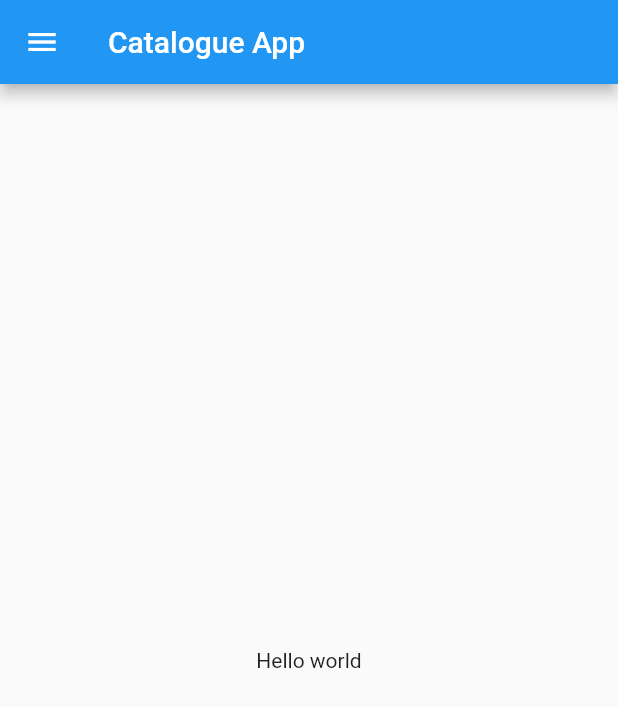
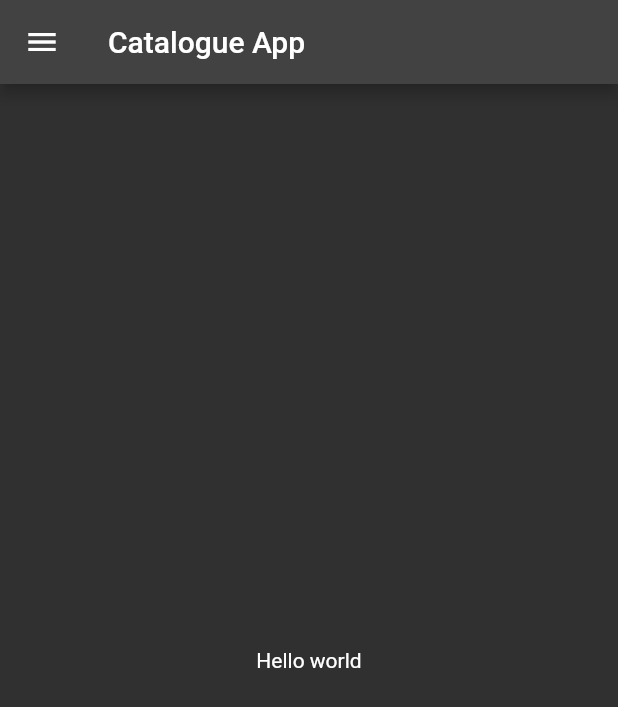
Before and after one commit to theadityaagnihotri/learning_flutter, a Flutter app: the screen it shows after launch, on a phone screen of 412 x 824 dp. Shown: the top 707 px of the screen. Run offline on Flutter 3.47's test engine with Material 2 defaults, Android fonts, the phone set to English and light mode, and no system bars.

Commit message:
day 3 completed

```diff
--- a/lib/main.dart
+++ b/lib/main.dart
@@ -1,5 +1,6 @@
 import 'package:flutter/material.dart';
-import 'package:flutter_catalogue/home_page.dart';
+import 'package:flutter_catalogue/pages/home_page.dart';
+import 'package:flutter_catalogue/pages/login.dart';
 
 void main() {
   // ignore: prefer_const_constructors
@@ -12,7 +13,19 @@ class MyApp extends StatelessWidget {
   @override
   Widget build(BuildContext context) {
     return MaterialApp(
-      home: HomePage(),
+      themeMode: ThemeMode.dark,
+      theme: ThemeData(
+        primarySwatch: Colors.red,
+      ),
+      darkTheme: ThemeData(
+        brightness: Brightness.dark,
+      ),
+      initialRoute: "/home",
+      routes: {
+        "/": (context) => LoginPage(),
+        "/home": (context) => HomePage(),
+        "/login": (context) => LoginPage(),
+      },
     );
   }
 }
```
Also changed, not shown: lib/pages/login.dart (added, +21 -0 lines), lib/pages/home_page.dart (renamed from lib/home_page.dart).
